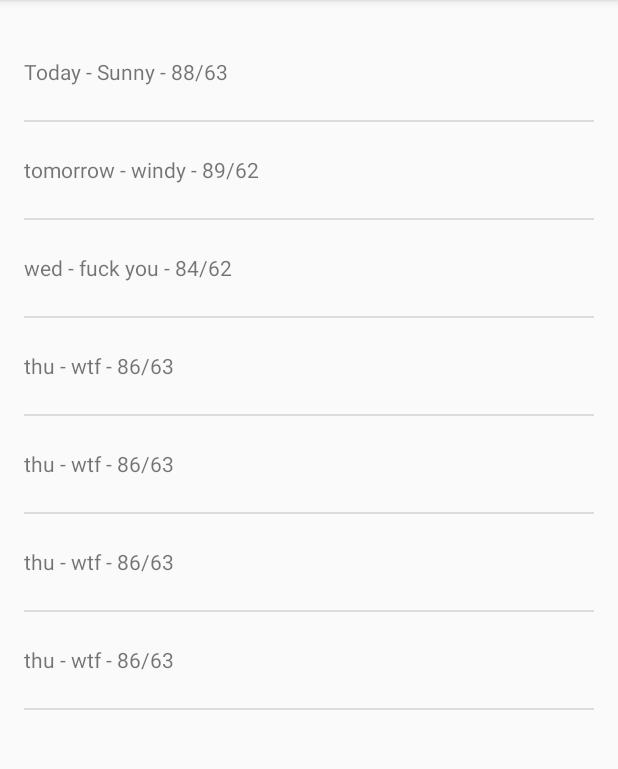
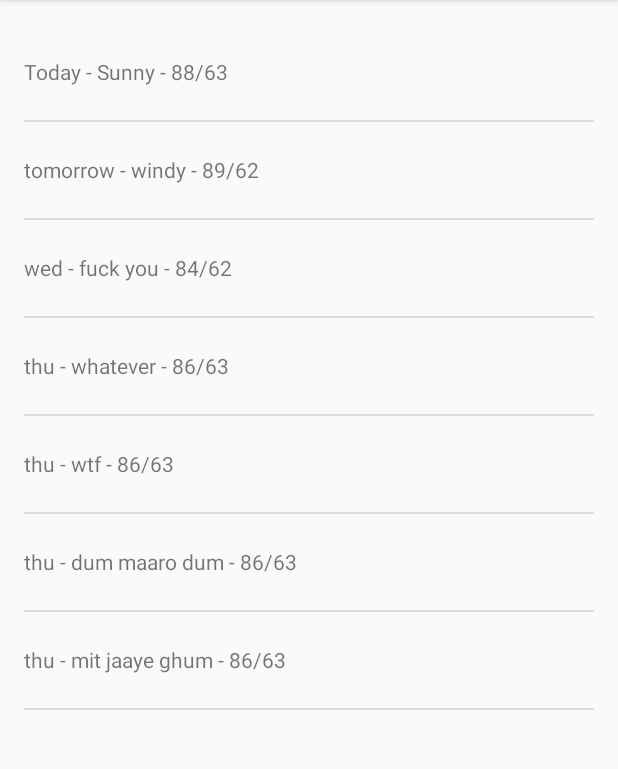
Before and after one commit to jonathanbandi/Sunshine, an Android app: the screen it shows after launch (MainActivity), on a phone screen of 412 x 824 dp, the part 84-853 px from its top. Run offline under Robolectric (Android 15) with nearby library versions, the phone set to English and light mode, and no system bars.

Commit message:
changed the stings in the outout fake data

```diff
--- a/app/src/main/java/com/example/android/sunshine/app/MainActivityFragment.java
+++ b/app/src/main/java/com/example/android/sunshine/app/MainActivityFragment.java
@@ -27,10 +27,10 @@ public class MainActivityFragment extends Fragment {
                 "Today - Sunny - 88/63",
                 "tomorrow - windy - 89/62",
                 "wed - fuck you - 84/62",
+                "thu - whatever - 86/63",
                 "thu - wtf - 86/63",
-                "thu - wtf - 86/63",
-                "thu - wtf - 86/63",
-                "thu - wtf - 86/63"
+                "thu - dum maaro dum - 86/63",
+                "thu - mit jaaye ghum - 86/63"
         };
         List<String> weekForecast = new ArrayList<>(
                 Arrays.asList(forecastArray));
```
